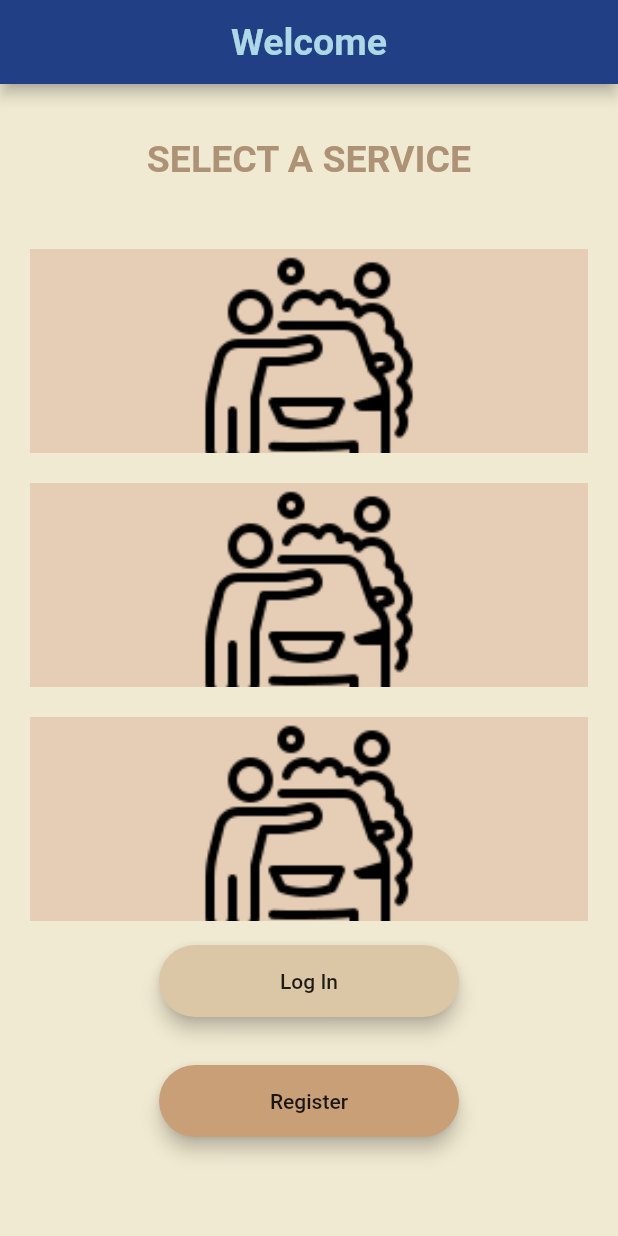
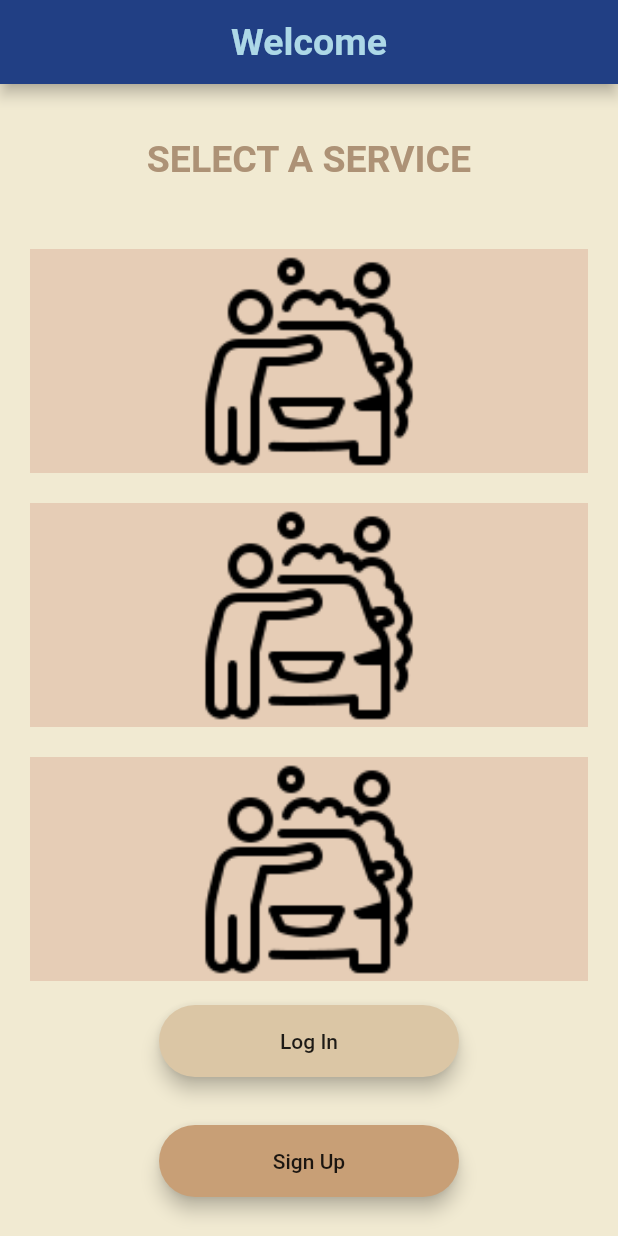
Before and after one commit to Hassangrey/CarWash, a Flutter app: the screen it shows after launch, on a phone screen of 412 x 824 dp. Run offline on Flutter 3.47's test engine with Material 2 defaults, Android fonts, the phone set to English and light mode, and no system bars.

Commit message:
Login page

```diff
--- /dev/null
+++ b/safacw/lib/Welcome Page/LoginButton.dart
@@ -0,0 +1,27 @@
+import 'package:flutter/material.dart';
+
+class LoginButton extends StatelessWidget {
+  const LoginButton({Key? key, required this.tital, required this.color, required this.onPress}) : super(key: key);
+  final String tital;
+  final Color color;
+  final Function() onPress;
+  @override
+  Widget build(BuildContext context) {
+    return Padding(
+      padding: EdgeInsets.symmetric(vertical: 16.0),
+      child: Material(
+        elevation: 5.0,
+        color: color,
+        borderRadius: BorderRadius.circular(30.0),
+        child: MaterialButton(
+          onPressed: onPress,
+          minWidth: 200.0,
+          height: 42.0,
+          child: Text(
+            tital,
+          ),
+        ),
+      ),
+    );
+  }
+}
--- a/safacw/lib/Welcome Page/WelcomePage.dart
+++ b/safacw/lib/Welcome Page/WelcomePage.dart
@@ -1,8 +1,10 @@
 import 'dart:developer';
 
 import 'package:flutter/material.dart';
+import 'package:safacw/Welcome%20Page/LoginButton.dart';
 import 'package:safacw/Welcome%20Page/SelectServiceText.dart';
 import 'package:safacw/Welcome%20Page/ServicesCard.dart';
+import 'package:safacw/Welcome%20Page/SignUpPage.dart';
 import 'package:safacw/morePage.dart';
 import 'package:safacw/carWashMain.dart';
 import '../SliderMenu.dart';
@@ -47,45 +49,15 @@
               },
 
             ),
-
-            Padding(
-              padding: EdgeInsets.symmetric(vertical: 16.0),
-              child: Material(
-                elevation: 5.0,
-                color: Color(0xFFDBC6A5),
-                borderRadius: BorderRadius.circular(30.0),
-                child: MaterialButton(
-                  onPressed: () {
-                    //Go to login screen.
-                  },
-                  minWidth: 200.0,
-                  height: 42.0,
-                  child: Text(
-                    'Log In',
-                  ),
-                ),
-              ),
-            ),
-            Padding(
-              padding: EdgeInsets.symmetric(vertical: 16.0),
-              child: Material(
-                color: Color(0xFFC89F76),
-                borderRadius: BorderRadius.circular(30.0),
-                elevation: 5.0,
-                child: MaterialButton(
-                  onPressed: () {
-                    //Go to registration screen.
-                  },
-                  minWidth: 200.0,
-                  height: 42.0,
-                  child: Text(
-                    'Register',
-                  ),
-                ),
-              ),
-            ),
+            LoginButton(tital: 'Log In', color: Color(0xFFDBC6A5), onPress: (){
+              // Go to Log in page
+            }),
+            LoginButton(tital: 'Sign Up', color: Color(0xFFC89F76), onPress: (){
+              Navigator.of(context).pop();
+              Navigator.pushNamed(context, SignUpPage.id);
+            }),
             SizedBox(
-              height: 50,
+              height: 10,
             )
 
       ],
--- a/safacw/lib/carWashMain.dart
+++ b/safacw/lib/carWashMain.dart
@@ -8,7 +8,7 @@
 import 'Constants/appBarCustomized.dart';
 
 class carWashMain extends StatelessWidget {
-  static const String id = 'CarWashMain';
+  static const String id = 'welcomePage';
 
   @override
   Widget build(BuildContext context) {
--- a/safacw/lib/main.dart
+++ b/safacw/lib/main.dart
@@ -4,6 +4,7 @@
 import 'package:safacw/SliderMenu.dart';
 import 'package:safacw/carWashMain.dart';
 import 'Models/Item.dart';
+import 'Welcome Page/SignUpPage.dart';
 import 'Welcome Page/WelcomePage.dart';
 import 'SettingsPage.dart';
 import 'package:safacw/morePage.dart';
@@ -34,7 +35,11 @@
     return MaterialPageRoute(builder: (_) => SettingsPage());
   } else if (routeSettings.name == morePage.id) {
     return MaterialPageRoute(builder: (_) => morePage());
-  } else if (routeSettings.name == carWashMain.id) {
+  }
+  else if (routeSettings.name == SignUpPage.id) {
+    return MaterialPageRoute(builder: (_) => SignUpPage());
+  }
+  else if (routeSettings.name == carWashMain.id) {
     return MaterialPageRoute(builder: (_) => carWashMain());
   } else if (routeSettings.name == ItemDetailsPage.id) {
     final value = routeSettings.arguments as Item; // Retrieve the value.
```
Also changed, not shown: safacw/lib/Welcome Page/SignUpPage.dart (added, +70 -0 lines).
